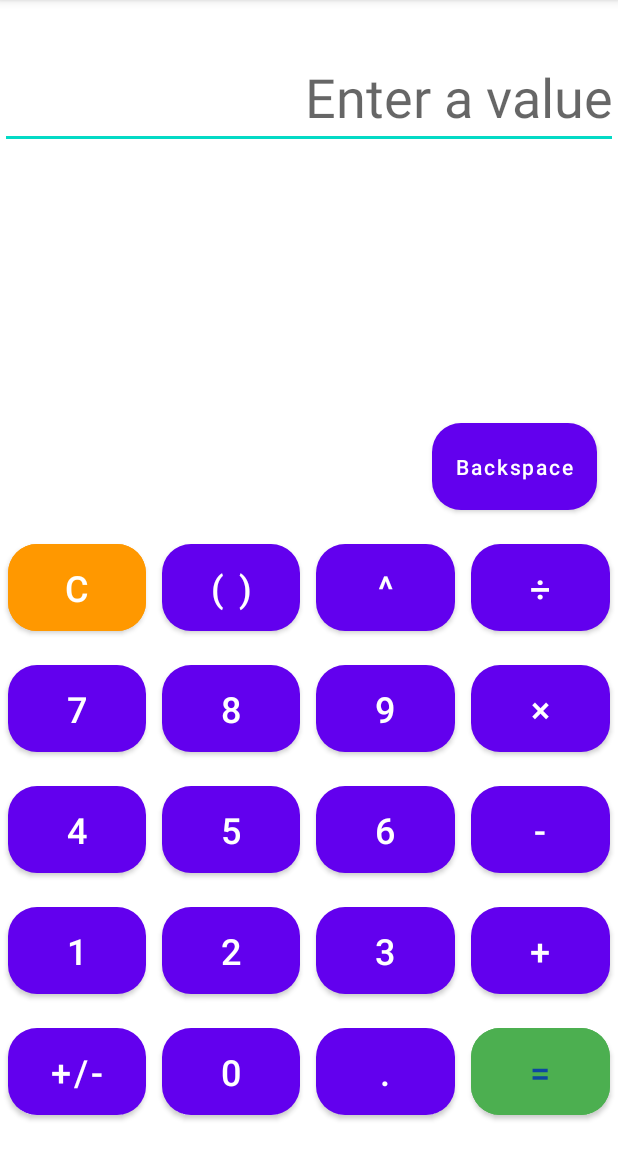
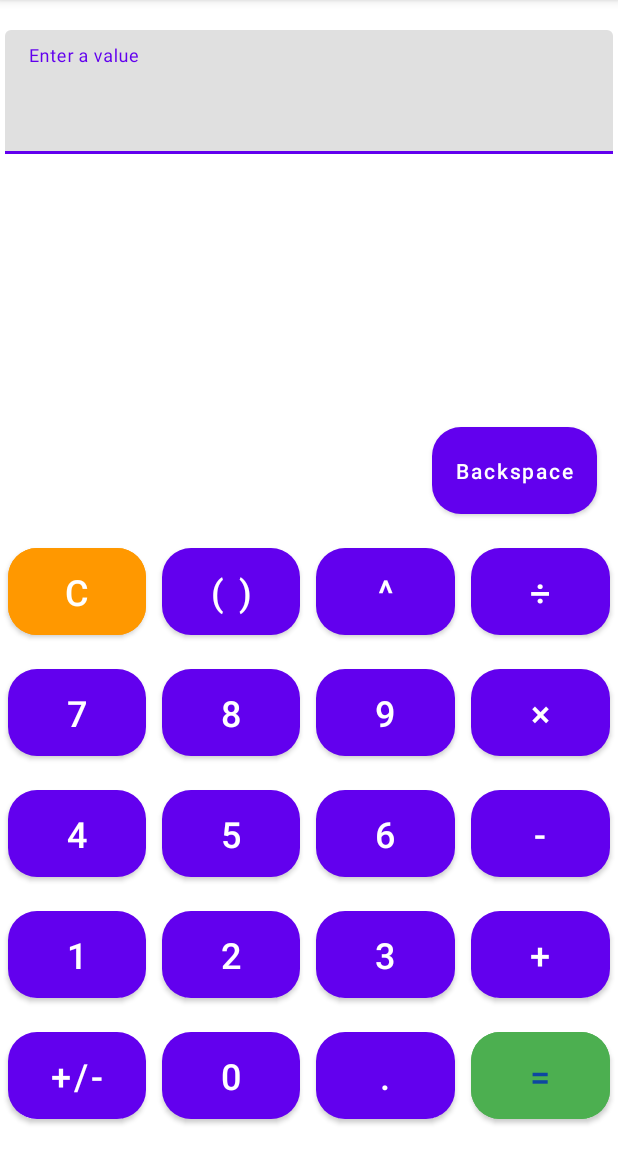
Before and after one commit to an1ndra/calculator, an Android app: the screen it shows after launch (MainActivity), on a phone screen of 412 x 824 dp, the part 84-1236 px from its top. Run offline under Robolectric (Android 15) with nearby library versions, the phone set to English and light mode, and no system bars.

Commit message:
Change edit text view to material edit text view

```diff
--- a/app/src/main/res/layout/activity_main.xml
+++ b/app/src/main/res/layout/activity_main.xml
@@ -6,24 +6,29 @@
     android:layout_height="match_parent"
     tools:context=".MainActivity">
 
-
-
-
-    <EditText
-        android:id="@+id/display"
+    <com.google.android.material.textfield.TextInputLayout
+        android:id="@+id/matEdt"
+        android:layout_marginTop="20dp"
+        android:layout_marginLeft="3dp"
+        android:layout_marginRight="3dp"
         android:layout_width="0dp"
         android:layout_height="wrap_content"
-        android:layout_marginTop="30dp"
-        android:autofillHints="false"
         android:hint="@string/edt"
-
-        android:inputType="none"
-        android:textAlignment="textEnd"
-        android:textSize="36sp"
         app:layout_constraintEnd_toEndOf="parent"
         app:layout_constraintStart_toStartOf="parent"
-        app:layout_constraintTop_toTopOf="parent"
-        tools:ignore="LabelFor" />
+        app:layout_constraintTop_toTopOf="parent">
+
+        <!--this is the actual edit text which takes the input-->
+        <com.google.android.material.textfield.TextInputEditText
+            android:id="@+id/display"
+            android:layout_width="match_parent"
+            android:layout_height="wrap_content"
+            android:inputType="none"
+            android:textAlignment="textEnd"
+            android:autofillHints="false"
+            android:textSize="36sp" />
+
+    </com.google.android.material.textfield.TextInputLayout>
 
 
 
@@ -58,7 +63,7 @@
         android:layout_width="match_parent"
         android:layout_height="wrap_content"
         app:layout_constraintBottom_toBottomOf="parent"
-        app:layout_constraintTop_toTopOf="@id/display"
+        app:layout_constraintTop_toBottomOf="@id/matEdt"
         app:layout_constraintVertical_bias="0.96">
 
         <TableRow
```
